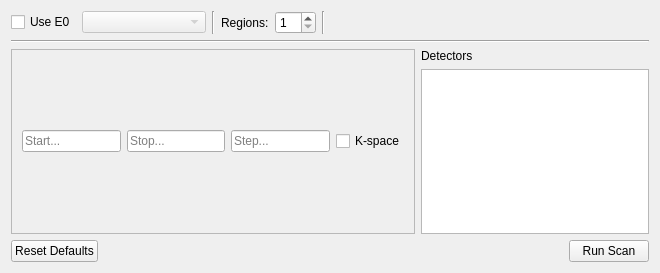
Above: src/firefly/plans/xafs_scan.ui from spc-group/haven before the change. Below: the same form after it.
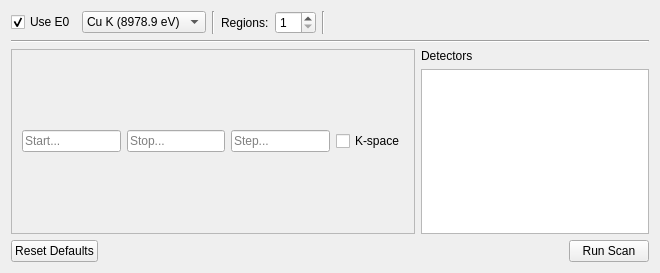
That is the form after the change. Custom widgets are drawn as their Qt base class.

Commit message: add use E0 to convert between absolute E and relative E in XAFS plan

```diff
--- a/src/firefly/plans/xafs_scan.ui
+++ b/src/firefly/plans/xafs_scan.ui
@@ -23,25 +23,28 @@
          <property name="text">
           <string>Use E0</string>
          </property>
+         <property name="checked">
+          <bool>true</bool>
+         </property>
         </widget>
        </item>
        <item>
         <widget class="QComboBox" name="edge_combo_box">
          <property name="enabled">
-          <bool>false</bool>
+          <bool>true</bool>
          </property>
          <property name="editable">
           <bool>false</bool>
          </property>
          <property name="currentText">
-          <string/>
+          <string>Cu K (8978.9 eV)</string>
          </property>
          <property name="frame">
           <bool>true</bool>
          </property>
          <item>
           <property name="text">
-           <string/>
+           <string>Cu K (8978.9 eV)</string>
           </property>
          </item>
          <item>
```
Left out of the diff: 2 changed lines with no effect on the pictures. The commit also changes 1 other file.
